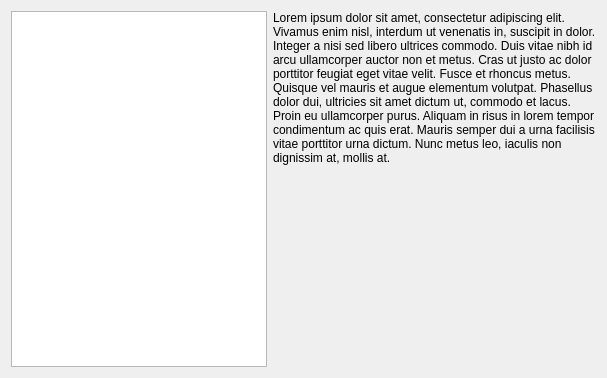
imby/STM32VLDiscovery_BeRTOS, file wizard/ui/board_select.ui: the form before one commit.
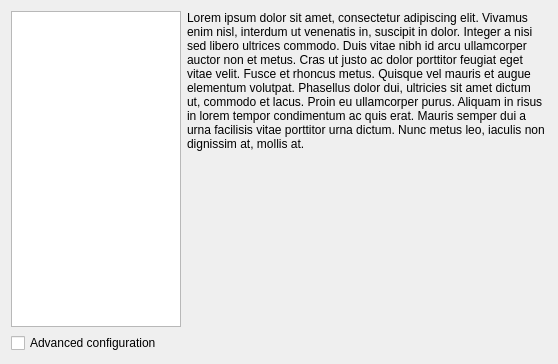
The form after the commit.

Commit message: Update .ui file for the board preset page.

The edit to the form file:
```diff
--- a/wizard/ui/board_select.ui
+++ b/wizard/ui/board_select.ui
@@ -6,26 +6,43 @@
    <rect>
     <x>0</x>
     <y>0</y>
-    <width>607</width>
-    <height>378</height>
+    <width>558</width>
+    <height>364</height>
    </rect>
   </property>
   <property name="windowTitle">
    <string>Form</string>
   </property>
-  <layout class="QHBoxLayout" name="horizontalLayout" stretch="0,0">
+  <layout class="QHBoxLayout" name="horizontalLayout">
+   <item>
+    <layout class="QVBoxLayout" name="verticalLayout_2">
    <item>
     <widget class="QListWidget" name="boardList">
      <property name="sizePolicy">
-      <sizepolicy hsizetype="Minimum" vsizetype="Expanding">
+        <sizepolicy hsizetype="Fixed" vsizetype="Expanding">
        <horstretch>0</horstretch>
        <verstretch>0</verstretch>
       </sizepolicy>
      </property>
+       <property name="minimumSize">
+        <size>
+         <width>170</width>
+         <height>0</height>
+        </size>
+       </property>
     </widget>
    </item>
    <item>
-    <layout class="QVBoxLayout" name="verticalLayout" stretch="0,0">
+      <widget class="QCheckBox" name="advancedCheckBox">
+       <property name="text">
+        <string>Advanced configuration</string>
+       </property>
+      </widget>
+     </item>
+    </layout>
+   </item>
+   <item>
+    <layout class="QVBoxLayout" name="verticalLayout" stretch="0,1">
      <item>
       <widget class="QLabel" name="descriptionLabel">
        <property name="text">
```
Lines whose indentation alone changed are shown as unchanged.
